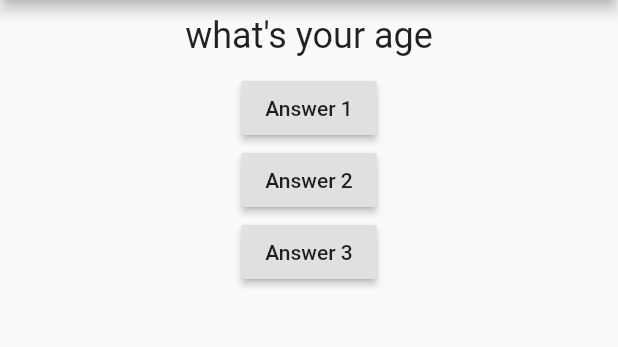
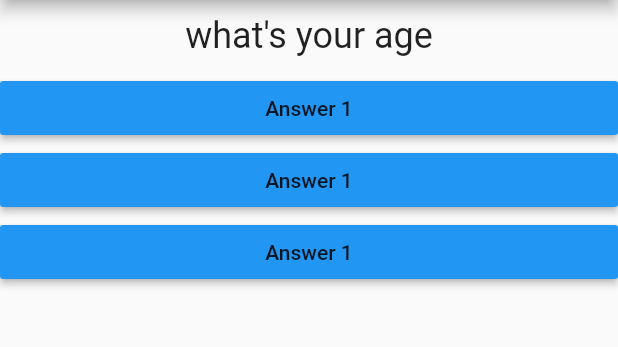
Before and after one commit to DEV-MK-KIM/m_apps, a Flutter app: the screen it shows after launch, after a tap on "Answer 1", on a phone screen of 412 x 824 dp, the part 84-431 px from its top. Run offline on Flutter 3.47's test engine with Material 2 defaults, Android fonts, the phone set to English and light mode, and no system bars.

Commit message:
callback func

```diff
--- /dev/null
+++ b/FIRST_APP/lib/answer.dart
@@ -0,0 +1,19 @@
+import 'package:flutter/material.dart';
+
+class Answer extends StatelessWidget {
+  final Function selectHandler;
+
+  Answer(this.selectHandler);
+
+  @override
+  Widget build(BuildContext context) {
+    return Container(
+      width: double.infinity,
+      child: RaisedButton(
+        color: Colors.blue,
+        child: Text('Answer 1'),
+        onPressed: selectHandler,
+      ),
+    );
+  }
+}
--- a/FIRST_APP/lib/main.dart
+++ b/FIRST_APP/lib/main.dart
@@ -1,6 +1,7 @@
 import 'package:flutter/material.dart';
 
 import './question.dart';
+import './answer.dart';
 
 void main() => runApp(MyApp());
 
@@ -14,7 +15,7 @@ class MyApp extends StatefulWidget {
 class _MyAppState extends State<MyApp> {
   var _questionIndex = 0;
 
-  void answerQuestion() {
+  void _answerQuestion() {
     setState(() {
       _questionIndex = _questionIndex + 1;
     });
@@ -32,18 +33,9 @@ class _MyAppState extends State<MyApp> {
         ),
         body: Column(children: [
           Question(questions[_questionIndex]),
-          RaisedButton(
-            child: Text('Answer 1'),
-            onPressed: answerQuestion,
-          ),
-          RaisedButton(
-            child: Text('Answer 2'),
-            onPressed: answerQuestion,
-          ),
-          RaisedButton(
-            child: Text('Answer 3'),
-            onPressed: () => print('Answer 3 selected'),
-          ),
+          Answer(_answerQuestion),
+          Answer(_answerQuestion),
+          Answer(_answerQuestion),
         ]),
       ),
     );
```
